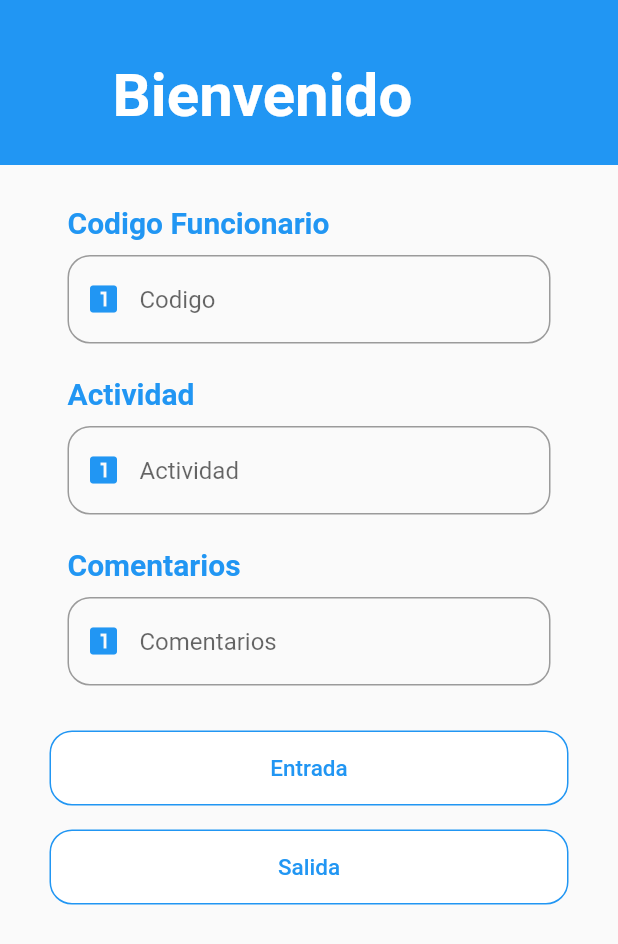
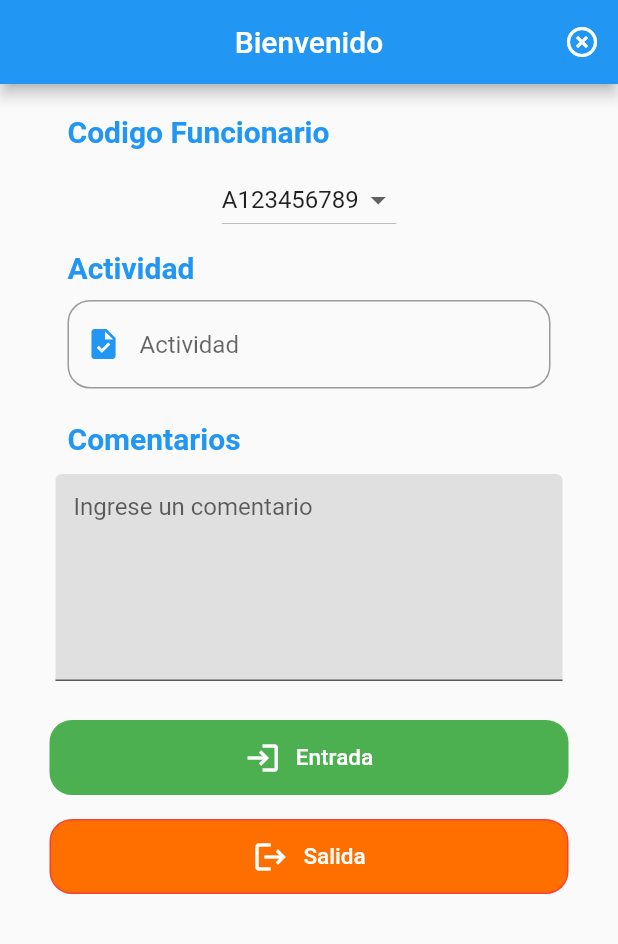
Before and after one commit to betomqcr/FlutterCUCMarca, a Flutter app: the screen it shows after launch, on a phone screen of 412 x 824 dp. Shown: the top 944 px of the screen. Run offline on Flutter 3.47's test engine with Material 2 defaults, Android fonts, the phone set to English and light mode, and no system bars.

Commit message:
Mejoras pantallas de inicio y formulario de marca

```diff
--- a/lib/screens/home_screen.dart
+++ b/lib/screens/home_screen.dart
@@ -5,83 +5,97 @@ import '../widgets/widgets.dart';
 
 class HomeScreen extends StatelessWidget {
 
+  final List<String> nameList = <String>[
+    "A123456789",
+    "B123456789",
+    "C123456789",
+    "D123456789",
+    "E123456789",
+    "F123456789",
+    "G123456789",
+    "H123456789"
+  ];
+
+
   @override
   Widget build(BuildContext context) {
     return Scaffold(
+      appBar: AppBar(
+        title: const Text("Bienvenido"),
+        centerTitle: true,
+        actions: [
+          IconButton(
+            icon: const Icon(Icons.highlight_off_outlined),
+            onPressed: () {
+
+            },
+          )
+        ],
+      ),
       body: SingleChildScrollView(
         physics: const BouncingScrollPhysics(),
         child: Column(
           children: [
 
-            Stack(
-              children: [
-
-                Container(
-                  height: 110,
-                  width: double.infinity,
-                  color: Colors.blue,
-                ),
-
-                Container(
-                  margin: const EdgeInsets.symmetric(vertical: 40, horizontal: 25),
-                  padding: const EdgeInsets.only(left: 50),
-                  width: 350,
-                  child: const Text(
-                    'Bienvenido',
-                    style: TextStyle(
-                      color: Colors.white,
-                      fontSize: 40,
-                      fontWeight: FontWeight.bold
-                    )
-                  )
-                ),
-
-              ],
-            ),
-
             Container(
               width: double.infinity,
-              margin: const EdgeInsets.only(top: 10, left: 25, right: 25),
+              margin: const EdgeInsets.only(top: 20, left: 25, right: 25),
               child: Column(
-                children: const [
+                children: [
 
-                  InputTitleCustom(text: 'Codigo Funcionario'),
-                  SizedBox(height: 10),
-                  CustomInput(
-                    hintText: 'Codigo',
+                  const InputTitleCustom(text: 'Codigo Funcionario'),
+                  const SizedBox(height: 10),
+                  Container(
+                    child: DropdownButton(
+                      value: 'A123456789',
+                      items: nameList.map(
+                        (item) {
+                          return DropdownMenuItem(
+                            value: item,
+                            child: Text(item),
+                          );
+                        },
+                      ).toList(),
+                      onChanged: (opt) {}
+                    ),
+                  ),
+
+
+                  const SizedBox(height: 10),
+
+                  const InputTitleCustom(text: 'Actividad'),
+                  const SizedBox(height: 10),
+                  const CustomInput(
+                    hintText: 'Actividad',
                     helpText: '',
-                    icon: Icons.looks_one,
+                    icon: Icons.task
                     // controller: _emailController
                   ),
 
                   // SizedBox(height: 5),
 
-                  InputTitleCustom(text: 'Actividad'),
-                  SizedBox(height: 10),
-                  CustomInput(
-                    hintText: 'Actividad',
-                    helpText: '',
-                    icon: Icons.looks_one,
-                    // controller: _emailController
+                  const InputTitleCustom(text: 'Comentarios'),
+                  // const SizedBox(height: 10),
+                  Container(
+                    margin: const EdgeInsets.all(12),
+                    height: 6 * 24.0,
+                    child: TextField(
+                      maxLines: 6,
+                      decoration: InputDecoration(
+                        hintText: "Ingrese un comentario",
+                        fillColor: Colors.grey[300],
+                        filled: true,
+                      ),
+                    ),
                   ),
 
-                  // SizedBox(height: 5),
-
-                  InputTitleCustom(text: 'Comentarios'),
-                  SizedBox(height: 10),
-                  CustomInput(
-                    hintText: 'Comentarios',
-                    helpText: '',
-                    icon: Icons.looks_one,
-                    // controller: _emailController
-                  ),
-
-                  CustomSingleButton(
+                  const CustomSingleButton(
                     title: 'Entrada',
+                    isEntrada: true,
                     // onPressed: () {}
                   ),
 
-                  CustomSingleButton(
+                  const CustomSingleButton(
                     title: 'Salida',
                     // onPressed: () {}
                   ),
@@ -96,3 +110,15 @@ class HomeScreen extends StatelessWidget {
    );
   }
 }
+
+List<DropdownMenuItem<String>> getOpcionesDropdowm() {
+
+    List<DropdownMenuItem<String>> lista =[];
+
+    lista.add( const DropdownMenuItem(
+      child: Text('Codigo'),
+      value: 'Codigo',
+    ));
+
+    return lista;
+  }
--- a/lib/screens/login_screen.dart
+++ b/lib/screens/login_screen.dart
@@ -67,7 +67,7 @@ class LoginScreen extends StatelessWidget {
 
                       SizedBox(height: 15),
 
-                      CustomSingleButton(
+                      CustomButtonNormal(
                         title: 'Olvido contraseña?',
                         // onPressed: () {}
                       ),
--- /dev/null
+++ b/lib/widgets/custom_button_normal.dart
@@ -0,0 +1,32 @@
+part of 'widgets.dart';
+
+class CustomButtonNormal extends StatelessWidget {
+
+  final String title;
+  // final Function onPressed;
+
+  const CustomButtonNormal({
+    Key? key,
+    required this.title,
+    // required this.onPressed,
+  }) : super(key: key);
+
+  @override
+  Widget build(BuildContext context) {
+    return TextButton(
+      child: Container(
+        width: 450,
+        height: 50,
+        decoration: BoxDecoration(
+          color: Colors.white,
+          border: Border.all(color: Colors.blue),
+          borderRadius: const BorderRadius.all(Radius.circular(15)),
+        ),
+        child: Center(
+          child: Text(title, style: const TextStyle(fontSize: 15, color: Colors.blue))
+        )
+      ),
+      onPressed: () {}
+    );
+  }
+}
--- a/lib/widgets/custom_single_button.dart
+++ b/lib/widgets/custom_single_button.dart
@@ -3,11 +3,13 @@ part of 'widgets.dart';
 class CustomSingleButton extends StatelessWidget {
 
   final String title;
+  final bool? isEntrada;
   // final Function onPressed;
 
   const CustomSingleButton({
     Key? key,
     required this.title,
+    this.isEntrada = false,
     // required this.onPressed,
   }) : super(key: key);
 
@@ -18,13 +20,31 @@ class CustomSingleButton extends StatelessWidget {
         width: 450,
         height: 50,
         decoration: BoxDecoration(
-          color: Colors.white,
-          border: Border.all(color: Colors.blue),
+          color: (isEntrada == true)? Colors.green : Colors.amber.shade900,
+          border: Border.all(color: (isEntrada == true) ? Colors.green : Colors.red),
           borderRadius: const BorderRadius.all(Radius.circular(15)),
         ),
-        child: Center(
-          child: Text(title, style: const TextStyle(fontSize: 15, color: Colors.blue))
+        child: Row(
+          mainAxisAlignment: MainAxisAlignment.center,
+          children: [
+
+            Icon(
+              (isEntrada == true) ? Icons.login : Icons.logout,
+              color: Colors.white
+            ),
+
+            const SizedBox(width: 10),
+
+            Center(
+              child: Text(title, style: const TextStyle(
+                fontSize: 15,
+                color: Colors.white
+              ))
+            ),
+
+          ],
         )
+
       ),
       onPressed: () {}
     );
--- a/lib/widgets/widgets.dart
+++ b/lib/widgets/widgets.dart
@@ -4,3 +4,4 @@ part 'custom_input.dart';
 part 'custom_single_button.dart';
 part 'input_title_custom.dart';
 part 'text_custom.dart';
+part 'custom_button_normal.dart';
```
